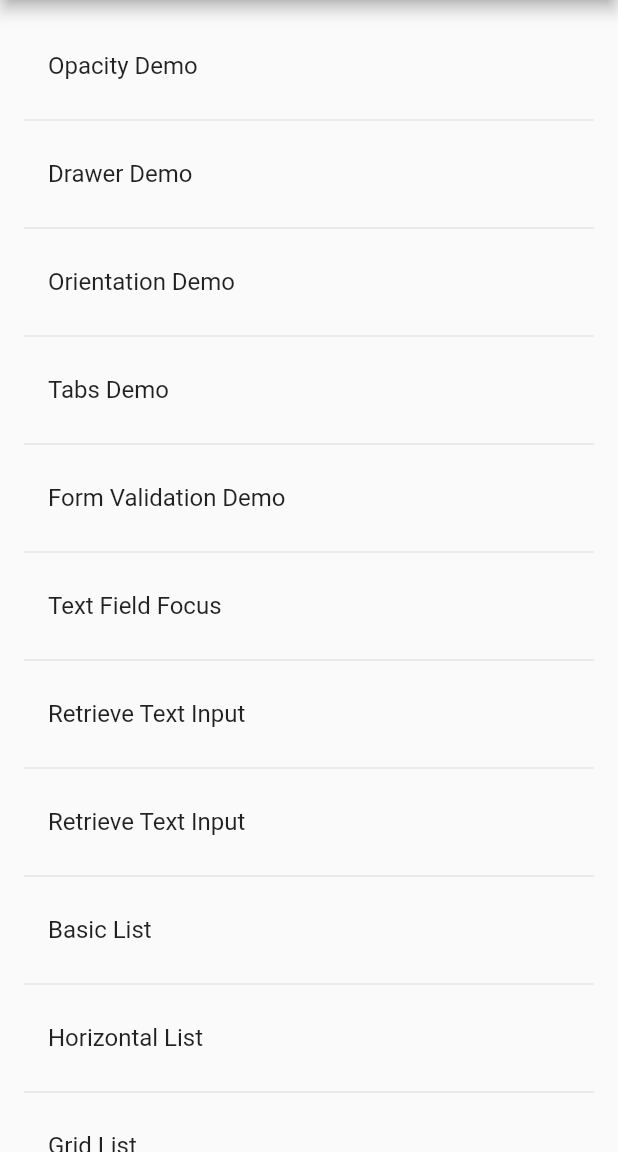
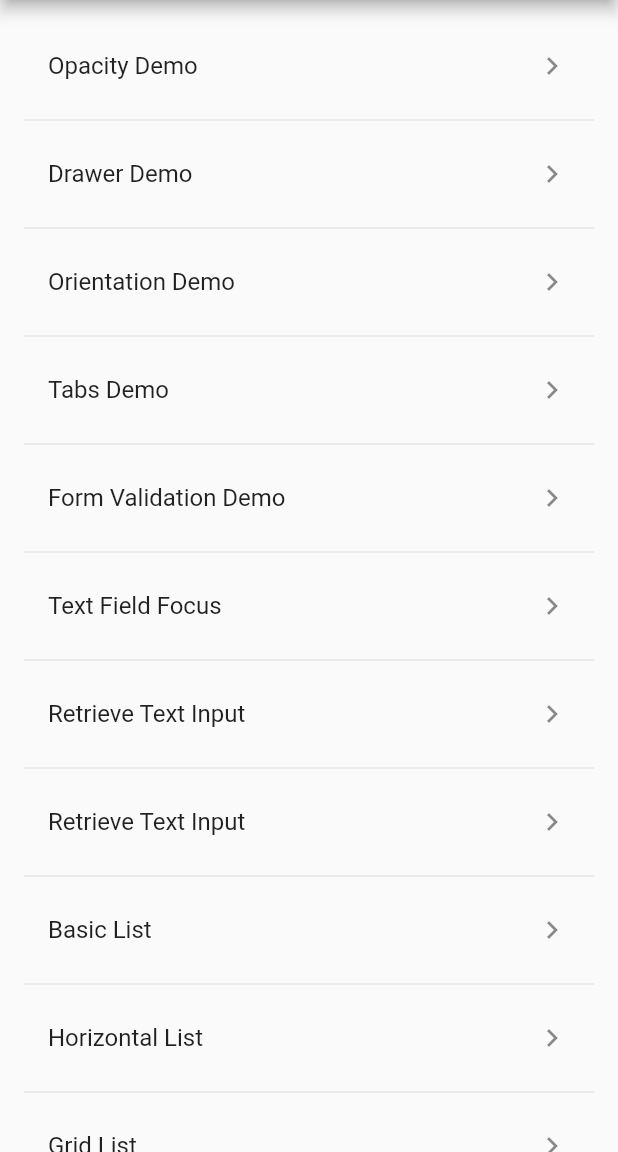
Before and after one commit to morrxy/flutter_cookbook, a Flutter app: the screen it shows after launch, on a phone screen of 412 x 824 dp, the part 84-1236 px from its top. Run offline on Flutter 3.47's test engine with Material 2 defaults, Android fonts, the phone set to English and light mode, and no system bars.

Commit message:
home list add arrow

```diff
--- a/lib/main.dart
+++ b/lib/main.dart
@@ -29,6 +29,7 @@ class MyHome extends StatelessWidget {
                     title: Text(
                       demoList[i]['name'],
                     ),
+                    trailing: Icon(Icons.keyboard_arrow_right),
                     onTap: () {
                       Navigator.of(context).push(MaterialPageRoute<void>(
                           builder: (BuildContext context) {
```
